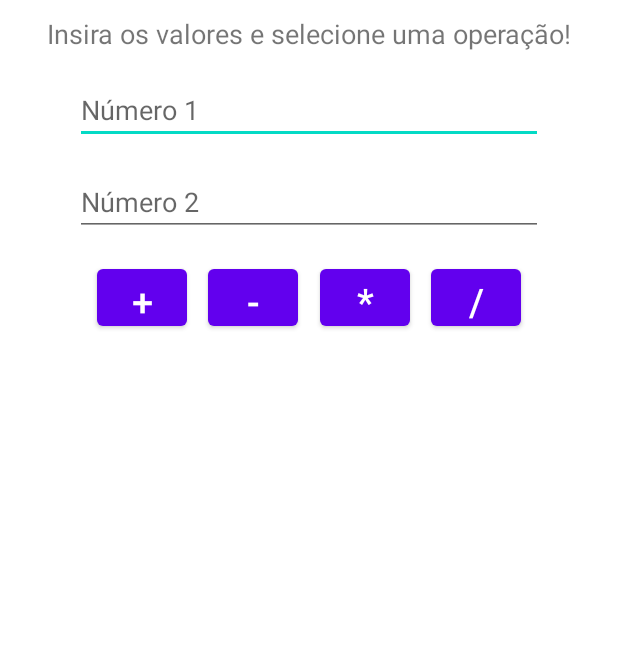
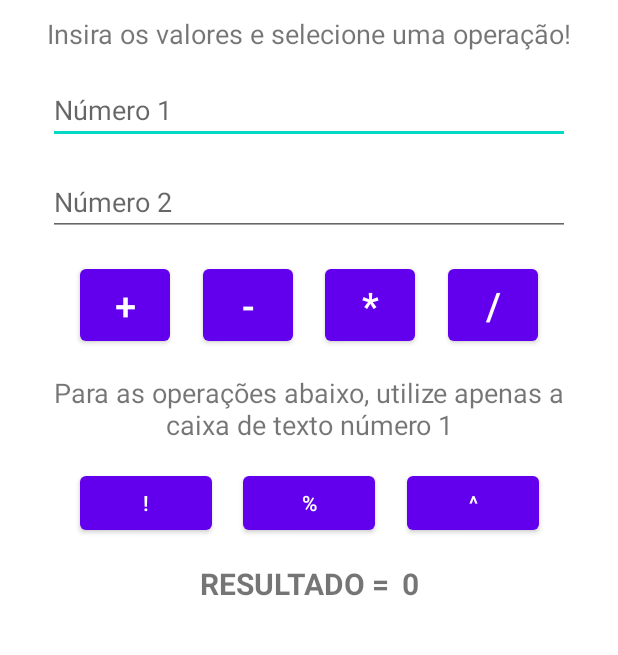
Before and after one commit to 0603Adriano/calculadora-basica, an Android app: the screen it shows after launch (MainActivity), on a phone screen of 412 x 824 dp, the part 220-875 px from its top. Run offline under Robolectric (Android 15) with nearby library versions, the phone set to English and light mode, and no system bars.

Commit message:
Elements added in layout

```diff
--- a/app/src/main/java/com/adrianomartins/calculadora/MainActivity.kt
+++ b/app/src/main/java/com/adrianomartins/calculadora/MainActivity.kt
@@ -2,10 +2,41 @@ package com.adrianomartins.calculadora
 
 import androidx.appcompat.app.AppCompatActivity
 import android.os.Bundle
+import android.text.Editable
+import android.view.View
+import android.widget.Button
+import android.widget.EditText
+import android.widget.TextView
 
 class MainActivity : AppCompatActivity() {
+
     override fun onCreate(savedInstanceState: Bundle?) {
         super.onCreate(savedInstanceState)
         setContentView(R.layout.activity_main)
+
+        var num1: EditText = findViewById(R.id.editTextNum1)
+        var num2: EditText = findViewById(R.id.editTextNum2)
+
+        var btnSoma: Button = findViewById(R.id.btnSoma)
+        var btnSub: Button = findViewById(R.id.btnSub)
+        var btnMult: Button = findViewById(R.id.btnMult)
+        var btnDiv: Button = findViewById(R.id.btnDiv)
+
+        btnSoma.setOnClickListener(){
+
+        }
+
+        btnSub.setOnClickListener(){
+
+        }
+
+        btnMult.setOnClickListener(){
+
+        }
+
+        btnDiv.setOnClickListener(){
+
+        }
     }
+
 }
--- a/app/src/main/res/layout/activity_main.xml
+++ b/app/src/main/res/layout/activity_main.xml
@@ -29,15 +29,32 @@
         app:layout_constraintStart_toStartOf="parent"
         app:layout_constraintTop_toBottomOf="@+id/textView" />
 
-    <EditText
-        android:id="@+id/editTextTextPersonName2"
+    <TextView
+        android:id="@+id/textView4"
         android:layout_width="0dp"
         android:layout_height="wrap_content"
-        android:layout_marginStart="50dp"
-        android:layout_marginLeft="50dp"
+        android:layout_marginStart="32dp"
+        android:layout_marginLeft="32dp"
         android:layout_marginTop="16dp"
-        android:layout_marginEnd="50dp"
-        android:layout_marginRight="50dp"
+        android:layout_marginEnd="32dp"
+        android:layout_marginRight="32dp"
+        android:gravity="center_horizontal"
+        android:text="Para as operações abaixo, utilize apenas a caixa de texto número 1"
+        android:textSize="18sp"
+        app:layout_constraintEnd_toEndOf="parent"
+        app:layout_constraintHorizontal_bias="0.741"
+        app:layout_constraintStart_toStartOf="parent"
+        app:layout_constraintTop_toBottomOf="@+id/btnSoma" />
+
+    <EditText
+        android:id="@+id/editTextNum1"
+        android:layout_width="0dp"
+        android:layout_height="wrap_content"
+        android:layout_marginStart="32dp"
+        android:layout_marginLeft="32dp"
+        android:layout_marginTop="16dp"
+        android:layout_marginEnd="32dp"
+        android:layout_marginRight="32dp"
         android:ems="10"
         android:hint="Número 1"
         android:inputType="numberDecimal"
@@ -46,69 +63,139 @@
         app:layout_constraintTop_toBottomOf="@+id/textView2" />
 
     <EditText
-        android:id="@+id/editTextTextPersonName3"
+        android:id="@+id/editTextNum2"
         android:layout_width="0dp"
         android:layout_height="wrap_content"
-        android:layout_marginStart="50dp"
-        android:layout_marginLeft="50dp"
+        android:layout_marginStart="32dp"
+        android:layout_marginLeft="32dp"
         android:layout_marginTop="16dp"
-        android:layout_marginEnd="50dp"
-        android:layout_marginRight="50dp"
+        android:layout_marginEnd="32dp"
+        android:layout_marginRight="32dp"
         android:ems="10"
         android:hint="Número 2"
         android:inputType="numberDecimal"
         app:layout_constraintEnd_toEndOf="parent"
         app:layout_constraintHorizontal_bias="0.0"
         app:layout_constraintStart_toStartOf="parent"
-        app:layout_constraintTop_toBottomOf="@+id/editTextTextPersonName2" />
+        app:layout_constraintTop_toBottomOf="@+id/editTextNum1" />
+
+    <Button
+        android:id="@+id/btnSoma"
+        android:layout_width="60dp"
+        android:layout_height="60dp"
+        android:layout_marginStart="32dp"
+        android:layout_marginLeft="32dp"
+        android:layout_marginTop="16dp"
+        android:text="+"
+        android:textSize="25sp"
+        app:layout_constraintEnd_toStartOf="@+id/btnSub"
+        app:layout_constraintHorizontal_bias="0.5"
+        app:layout_constraintHorizontal_chainStyle="spread"
+        app:layout_constraintStart_toStartOf="parent"
+        app:layout_constraintTop_toBottomOf="@+id/editTextNum2" />
+
+    <Button
+        android:id="@+id/btnSub"
+        android:layout_width="60dp"
+        android:layout_height="60dp"
+        android:layout_marginTop="16dp"
+        android:text="-"
+        android:textSize="25sp"
+        app:layout_constraintEnd_toStartOf="@+id/btnMult"
+        app:layout_constraintHorizontal_bias="0.5"
+        app:layout_constraintStart_toEndOf="@+id/btnSoma"
+        app:layout_constraintTop_toBottomOf="@+id/editTextNum2" />
+
+    <Button
+        android:id="@+id/btnMult"
+        android:layout_width="60dp"
+        android:layout_height="60dp"
+        android:layout_marginTop="16dp"
+        android:text="*"
+        android:textSize="25sp"
+        app:layout_constraintEnd_toStartOf="@+id/btnDiv"
+        app:layout_constraintHorizontal_bias="0.5"
+        app:layout_constraintStart_toEndOf="@+id/btnSub"
+        app:layout_constraintTop_toBottomOf="@+id/editTextNum2" />
+
+    <Button
+        android:id="@+id/btnDiv"
+        android:layout_width="60dp"
+        android:layout_height="60dp"
+        android:layout_marginTop="16dp"
+        android:layout_marginEnd="32dp"
+        android:layout_marginRight="32dp"
+        android:text="/"
+        android:textSize="25sp"
+        app:layout_constraintEnd_toEndOf="parent"
+        app:layout_constraintHorizontal_bias="0.5"
+        app:layout_constraintStart_toEndOf="@+id/btnMult"
+        app:layout_constraintTop_toBottomOf="@+id/editTextNum2" />
+
+    <TextView
+        android:id="@+id/textView3"
+        android:layout_width="wrap_content"
+        android:layout_height="wrap_content"
+        android:layout_marginTop="16dp"
+        android:text="RESULTADO ="
+        android:textSize="20sp"
+        android:textStyle="bold"
+        app:layout_constraintEnd_toStartOf="@+id/txtResultado"
+        app:layout_constraintHorizontal_bias="0.5"
+        app:layout_constraintHorizontal_chainStyle="packed"
+        app:layout_constraintStart_toStartOf="parent"
+        app:layout_constraintTop_toBottomOf="@+id/button" />
+
+    <TextView
+        android:id="@+id/txtResultado"
+        android:layout_width="wrap_content"
+        android:layout_height="wrap_content"
+        android:layout_marginStart="8dp"
+        android:layout_marginLeft="8dp"
+        android:layout_marginTop="16dp"
+        android:text="0"
+        android:textSize="20sp"
+        android:textStyle="bold"
+        app:layout_constraintEnd_toEndOf="parent"
+        app:layout_constraintHorizontal_bias="0.5"
+        app:layout_constraintStart_toEndOf="@+id/textView3"
+        app:layout_constraintTop_toBottomOf="@+id/button" />
 
     <Button
         android:id="@+id/button"
-        android:layout_width="60dp"
-        android:layout_height="50dp"
+        android:layout_width="wrap_content"
+        android:layout_height="wrap_content"
+        android:layout_marginStart="32dp"
+        android:layout_marginLeft="32dp"
         android:layout_marginTop="16dp"
-        android:text="+"
-        android:textSize="25sp"
+        android:text="!"
         app:layout_constraintEnd_toStartOf="@+id/button2"
         app:layout_constraintHorizontal_bias="0.5"
-        app:layout_constraintHorizontal_chainStyle="spread"
-        app:layout_constraintStart_toStartOf="@+id/editTextTextPersonName3"
-        app:layout_constraintTop_toBottomOf="@+id/editTextTextPersonName3" />
+        app:layout_constraintStart_toStartOf="parent"
+        app:layout_constraintTop_toBottomOf="@+id/textView4" />
 
     <Button
         android:id="@+id/button2"
-        android:layout_width="60dp"
-        android:layout_height="50dp"
+        android:layout_width="wrap_content"
+        android:layout_height="wrap_content"
         android:layout_marginTop="16dp"
-        android:text="-"
-        android:textSize="25sp"
+        android:text="%"
         app:layout_constraintEnd_toStartOf="@+id/button3"
         app:layout_constraintHorizontal_bias="0.5"
         app:layout_constraintStart_toEndOf="@+id/button"
-        app:layout_constraintTop_toBottomOf="@+id/editTextTextPersonName3" />
+        app:layout_constraintTop_toBottomOf="@+id/textView4" />
 
     <Button
         android:id="@+id/button3"
-        android:layout_width="60dp"
-        android:layout_height="50dp"
+        android:layout_width="wrap_content"
+        android:layout_height="wrap_content"
         android:layout_marginTop="16dp"
-        android:text="*"
-        android:textSize="25sp"
-        app:layout_constraintEnd_toStartOf="@+id/button4"
+        android:layout_marginEnd="32dp"
+        android:layout_marginRight="32dp"
+        android:text="^"
+        app:layout_constraintEnd_toEndOf="parent"
         app:layout_constraintHorizontal_bias="0.5"
         app:layout_constraintStart_toEndOf="@+id/button2"
-        app:layout_constraintTop_toBottomOf="@+id/editTextTextPersonName3" />
-
-    <Button
-        android:id="@+id/button4"
-        android:layout_width="60dp"
-        android:layout_height="50dp"
-        android:layout_marginTop="16dp"
-        android:text="/"
-        android:textSize="25sp"
-        app:layout_constraintEnd_toEndOf="@+id/editTextTextPersonName3"
-        app:layout_constraintHorizontal_bias="0.5"
-        app:layout_constraintStart_toEndOf="@+id/button3"
-        app:layout_constraintTop_toBottomOf="@+id/editTextTextPersonName3" />
+        app:layout_constraintTop_toBottomOf="@+id/textView4" />
 
 </androidx.constraintlayout.widget.ConstraintLayout>
```
